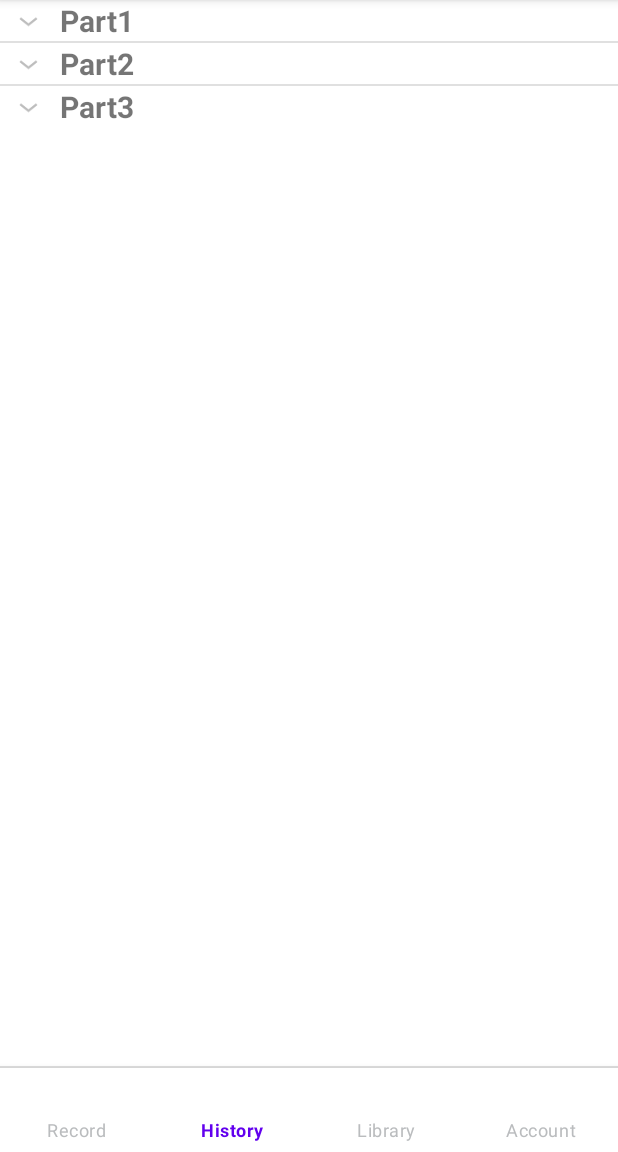
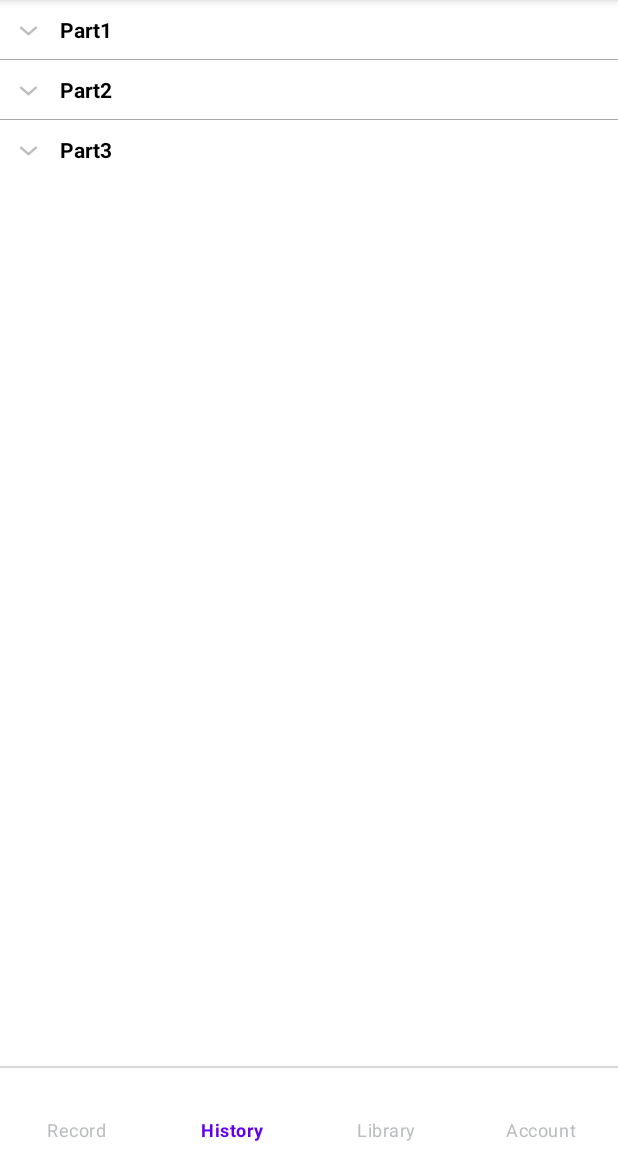
Before and after one commit to jonlai211/Wattson, an Android app: the screen it shows after launch (MainActivity), item 2 of the bottom bar chosen, on a phone screen of 412 x 824 dp, the part 84-1236 px from its top. Run offline under Robolectric (Android 15) with nearby library versions, the light colour scheme and no system bars.

Commit message:
update: Expandable List

```diff
--- a/app/src/main/java/com/example/wattson/CustomExpandableListAdapter.java
+++ b/app/src/main/java/com/example/wattson/CustomExpandableListAdapter.java
@@ -1,6 +1,7 @@
 package com.example.wattson;
 
 import android.content.Context;
+import android.graphics.Typeface;
 import android.view.LayoutInflater;
 import android.view.View;
 import android.view.ViewGroup;
@@ -60,24 +61,29 @@ public class CustomExpandableListAdapter extends BaseExpandableListAdapter {
 
     @Override
     public View getGroupView(int groupPosition, boolean isExpanded, View convertView, ViewGroup parent) {
+        String listTitle = (String) getGroup(groupPosition);
+
         if (convertView == null) {
             LayoutInflater inflater = (LayoutInflater) this.context.getSystemService(Context.LAYOUT_INFLATER_SERVICE);
             convertView = inflater.inflate(R.layout.list_group, parent, false);
         }
+
         TextView listTitleTextView = convertView.findViewById(R.id.listTitle);
-        String listTitle = (String) getGroup(groupPosition);
+        listTitleTextView.setTypeface(null, Typeface.BOLD);
         listTitleTextView.setText(listTitle);
         return convertView;
     }
 
     @Override
     public View getChildView(int groupPosition, int childPosition, boolean isLastChild, View convertView, ViewGroup parent) {
+        String expandedListText = (String) getChild(groupPosition, childPosition);
+
         if (convertView == null) {
             LayoutInflater inflater = (LayoutInflater) this.context.getSystemService(Context.LAYOUT_INFLATER_SERVICE);
             convertView = inflater.inflate(R.layout.list_item, parent, false);
         }
         TextView expandedListTextView = convertView.findViewById(R.id.expandedListItem);
-        String expandedListText = (String) getChild(groupPosition, childPosition);
+
         expandedListTextView.setText(expandedListText);
         return convertView;
     }
--- a/app/src/main/res/layout/fragment_history.xml
+++ b/app/src/main/res/layout/fragment_history.xml
@@ -1,11 +1,16 @@
 <!-- fragment_history.xml -->
 <RelativeLayout xmlns:android="http://schemas.android.com/apk/res/android"
     android:layout_width="match_parent"
-    android:layout_height="match_parent">
+    android:layout_height="match_parent"
+    android:orientation="vertical">
 
     <ExpandableListView
         android:id="@+id/history_expandable_list_view"
         android:layout_width="match_parent"
-        android:layout_height="wrap_content"/>
-
+        android:layout_height="wrap_content"
+        android:indicatorLeft="?android:attr/expandableListPreferredItemIndicatorLeft"
+        android:divider="@android:color/darker_gray"
+        android:dividerHeight="0.5dp">
+        <!-- ExpandableListView will handle displaying the data -->
+    </ExpandableListView>
 </RelativeLayout>
--- a/app/src/main/res/layout/fragment_library.xml
+++ b/app/src/main/res/layout/fragment_library.xml
@@ -7,7 +7,10 @@
     <ExpandableListView
         android:id="@+id/expandableListView"
         android:layout_width="match_parent"
-        android:layout_height="match_parent">
+        android:layout_height="match_parent"
+        android:indicatorLeft="?android:attr/expandableListPreferredItemIndicatorLeft"
+        android:divider="@android:color/darker_gray"
+        android:dividerHeight="0.5dp">
         <!-- ExpandableListView will handle displaying the data -->
     </ExpandableListView>
 
--- a/app/src/main/res/layout/list_group.xml
+++ b/app/src/main/res/layout/list_group.xml
@@ -1,8 +1,14 @@
-<!-- list_group.xml -->
-<TextView xmlns:android="http://schemas.android.com/apk/res/android"
-    android:id="@+id/listTitle"
-    android:layout_width="match_parent"
-    android:layout_height="wrap_content"
-    android:paddingStart="40dp"
-    android:textSize="20sp"
-    android:textStyle="bold" />
+<?xml version="1.0" encoding="utf-8"?>
+
+<LinearLayout xmlns:android="http://schemas.android.com/apk/res/android"
+    android:orientation="vertical" android:layout_width="match_parent"
+    android:layout_height="match_parent">
+    <TextView
+        android:id="@+id/listTitle"
+        android:layout_width="fill_parent"
+        android:layout_height="wrap_content"
+        android:paddingLeft="?android:attr/expandableListPreferredItemPaddingLeft"
+        android:textColor="@android:color/black"
+        android:paddingTop="10dp"
+        android:paddingBottom="10dp" />
+</LinearLayout>
```
Also changed, not shown: app/src/main/res/layout/list_item.xml (+11 -7 lines).
